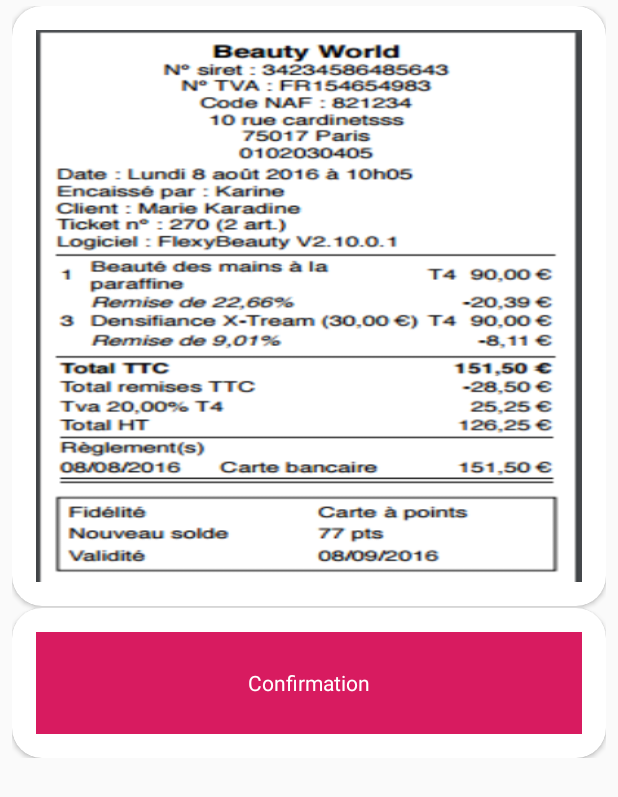
After one commit to RemiDormoy/MotionLayoutTest, an Android app: the layout ticket_layout.xml on its own in the app's theme, with its tools: preview values and no code run, on a phone screen of 412 x 824 dp. The commit adds this screen. Shown: the top 797 px of the screen. Run offline under Robolectric (Android 15) with nearby library versions, the phone set to English and light mode, and no system bars; Roboto replaces fonts that are not available here.

Commit message:
tudo bonito

```diff
--- /dev/null
+++ b/app/src/main/res/layout/ticket_layout.xml
@@ -0,0 +1,41 @@
+<?xml version="1.0" encoding="utf-8"?>
+<LinearLayout xmlns:android="http://schemas.android.com/apk/res/android"
+              xmlns:app="http://schemas.android.com/apk/res-auto"
+              android:orientation="vertical"
+              android:layout_width="match_parent"
+              android:paddingTop="4dp"
+              android:id="@+id/ticketDouble"
+              android:paddingEnd="8dp"
+              android:paddingStart="8dp"
+              android:layout_height="wrap_content">
+
+    <androidx.cardview.widget.CardView
+            android:layout_width="match_parent"
+            app:cardCornerRadius="20dp"
+            android:layout_height="400dp">
+
+        <ImageView
+                android:scaleType="fitXY"
+                android:layout_margin="16dp"
+                android:src="@drawable/ticket"
+                android:layout_width="match_parent"
+                android:layout_height="match_parent"/>
+    </androidx.cardview.widget.CardView>
+
+    <androidx.cardview.widget.CardView
+            android:layout_width="match_parent"
+            app:cardCornerRadius="20dp"
+            android:layout_marginTop="1dp"
+            android:layout_height="100dp">
+
+        <TextView
+                android:gravity="center"
+                android:text="Confirmation"
+                android:layout_margin="16dp"
+                android:textColor="@android:color/white"
+                android:background="@color/colorAccent"
+                android:layout_width="match_parent"
+                android:layout_height="match_parent"/>
+    </androidx.cardview.widget.CardView>
+
+</LinearLayout>
```
Also changed, not shown: app/src/main/java/com/rdo/octo/motionlayouttest/CinemaActivity.kt (+33 -3 lines), app/src/main/res/layout/activity_cinema.xml (+24 -0 lines), app/src/main/res/drawable/ticket.png (added).
